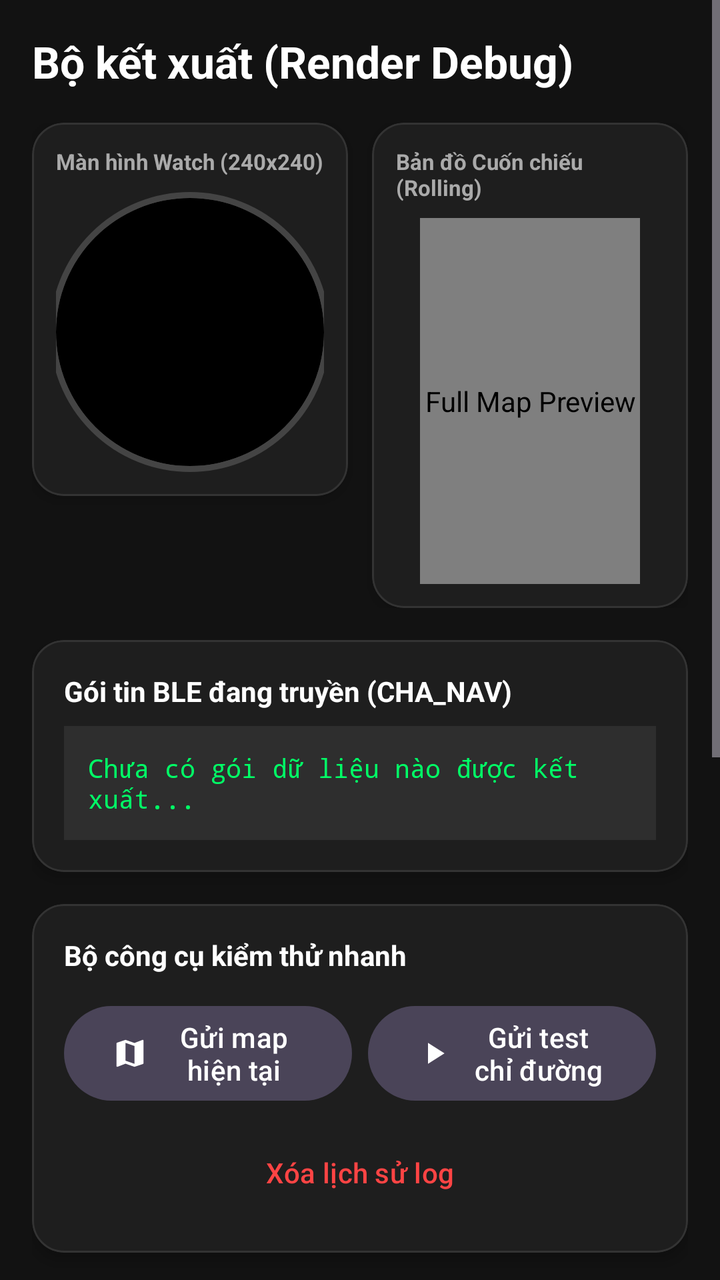
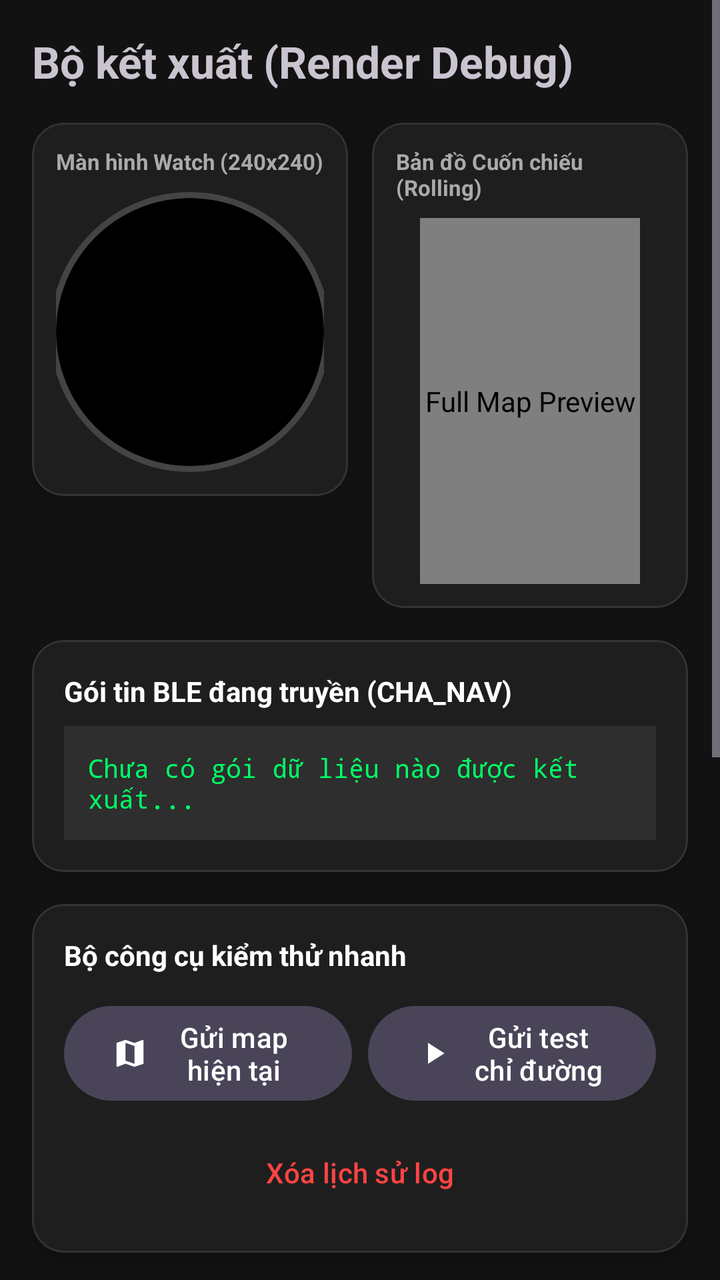

An Android layout rendered at two revisions. The XML below is the earlier revision; the diff shows what the commit changed to produce the second picture.
<!-- AndroidManifest.xml: application theme Theme.TYMAP -->
<!-- res/layout/fragment_render.xml -->
<?xml version="1.0" encoding="utf-8"?>
<ScrollView xmlns:android="http://schemas.android.com/apk/res/android"
    xmlns:app="http://schemas.android.com/apk/res-auto"
    android:layout_width="match_parent"
    android:layout_height="match_parent"
    android:fillViewport="true"
    android:background="#121212">

    <LinearLayout
        android:layout_width="match_parent"
        android:layout_height="wrap_content"
        android:orientation="vertical"
        android:padding="16dp">

        <TextView
            android:layout_width="wrap_content"
            android:layout_height="wrap_content"
            android:text="Bộ kết xuất (Render Debug)"
            android:textColor="#FFFFFF"
            android:textSize="22sp"
            android:textStyle="bold"
            android:layout_marginBottom="16dp"/>

        
        <LinearLayout
            android:layout_width="match_parent"
            android:layout_height="wrap_content"
            android:orientation="horizontal"
            android:layout_marginBottom="16dp"
            android:baselineAligned="false">

            
            <com.google.android.material.card.MaterialCardView
                android:layout_width="0dp"
                android:layout_height="wrap_content"
                android:layout_weight="1"
                android:layout_marginEnd="6dp"
                app:cardCornerRadius="16dp"
                app:cardElevation="4dp"
                app:cardBackgroundColor="#1E1E1E"
                app:strokeWidth="1dp"
                app:strokeColor="#333333">

                <LinearLayout
                    android:layout_width="match_parent"
                    android:layout_height="wrap_content"
                    android:orientation="vertical"
                    android:gravity="center"
                    android:padding="12dp">

                    <TextView
                        android:layout_width="wrap_content"
                        android:layout_height="wrap_content"
                        android:text="Màn hình Watch (240x240)"
                        android:textColor="#AAAAAA"
                        android:textSize="11sp"
                        android:textStyle="bold"
                        android:layout_marginBottom="8dp"/>

                    <FrameLayout
                        android:layout_width="140dp"
                        android:layout_height="140dp"
                        android:background="@drawable/bg_watch_frame"
                        android:padding="3dp">

                        <androidx.cardview.widget.CardView
                            android:layout_width="match_parent"
                            android:layout_height="match_parent"
                            app:cardCornerRadius="70dp"
                            app:cardBackgroundColor="#000000"
                            app:cardElevation="0dp">

                            <FrameLayout
                                android:layout_width="match_parent"
                                android:layout_height="match_parent">

                                
                                <ImageView
                                    android:id="@+id/ivMapPreview"
                                    android:layout_width="match_parent"
                                    android:layout_height="match_parent"
                                    android:scaleType="centerCrop"
                                    android:contentDescription="Map Preview" />

                                
                                <ImageView
                                    android:id="@+id/ivIconPreview"
                                    android:layout_width="32dp"
                                    android:layout_height="32dp"
                                    android:layout_gravity="center"
                                    android:scaleType="fitCenter"
                                    android:contentDescription="Turn Icon Preview" />

                            </FrameLayout>
                        </androidx.cardview.widget.CardView>
                    </FrameLayout>
                </LinearLayout>
            </com.google.android.material.card.MaterialCardView>

            
            <com.google.android.material.card.MaterialCardView
                android:layout_width="0dp"
                android:layout_height="wrap_content"
                android:layout_weight="1"
                android:layout_marginStart="6dp"
                app:cardCornerRadius="16dp"
                app:cardElevation="4dp"
                app:cardBackgroundColor="#1E1E1E"
                app:strokeWidth="1dp"
                app:strokeColor="#333333">

                <LinearLayout
                    android:layout_width="match_parent"
                    android:layout_height="wrap_content"
                    android:orientation="vertical"
                    android:gravity="center"
                    android:padding="12dp">

                    <TextView
                        android:layout_width="wrap_content"
                        android:layout_height="wrap_content"
                        android:text="Bản đồ Cuốn chiếu (Rolling)"
                        android:textColor="#AAAAAA"
                        android:textSize="11sp"
                        android:textStyle="bold"
                        android:layout_marginBottom="8dp"/>

                    <com.example.tymap.ui.CropPreviewImageView
                        android:id="@+id/ivFullMapPreview"
                        android:layout_width="110dp"
                        android:layout_height="183dp"
                        android:background="#000000"
                        android:scaleType="fitXY"
                        android:contentDescription="Full Map Preview" />
                </LinearLayout>
            </com.google.android.material.card.MaterialCardView>

        </LinearLayout>

        
        <com.google.android.material.card.MaterialCardView
            android:layout_width="match_parent"
            android:layout_height="wrap_content"
            android:layout_marginBottom="16dp"
            app:cardCornerRadius="16dp"
            app:cardElevation="4dp"
            app:cardBackgroundColor="#1E1E1E"
            app:strokeWidth="1dp"
            app:strokeColor="#333333">

            <LinearLayout
                android:layout_width="match_parent"
                android:layout_height="wrap_content"
                android:orientation="vertical"
                android:padding="16dp">

                <TextView
                    android:layout_width="wrap_content"
                    android:layout_height="wrap_content"
                    android:text="Gói tin BLE đang truyền (CHA_NAV)"
                    android:textColor="#FFFFFF"
                    android:textSize="14sp"
                    android:textStyle="bold"
                    android:layout_marginBottom="8dp"/>

                <TextView
                    android:id="@+id/tvBlePacketData"
                    android:layout_width="match_parent"
                    android:layout_height="wrap_content"
                    android:background="#2E2E2E"
                    android:padding="12dp"
                    android:text="Chưa có gói dữ liệu nào được kết xuất..."
                    android:textColor="#00FF66"
                    android:fontFamily="monospace"
                    android:textSize="13sp"/>
            </LinearLayout>
        </com.google.android.material.card.MaterialCardView>

        
        <com.google.android.material.card.MaterialCardView
            android:layout_width="match_parent"
            android:layout_height="wrap_content"
            android:layout_marginBottom="16dp"
            app:cardCornerRadius="16dp"
            app:cardElevation="4dp"
            app:cardBackgroundColor="#1E1E1E"
            app:strokeWidth="1dp"
            app:strokeColor="#333333">

            <LinearLayout
                android:layout_width="match_parent"
                android:layout_height="wrap_content"
                android:orientation="vertical"
                android:padding="16dp">

                <TextView
                    android:layout_width="wrap_content"
                    android:layout_height="wrap_content"
                    android:text="Bộ công cụ kiểm thử nhanh"
                    android:textColor="#FFFFFF"
                    android:textSize="14sp"
                    android:textStyle="bold"
                    android:layout_marginBottom="12dp"/>

                <LinearLayout
                    android:layout_width="match_parent"
                    android:layout_height="wrap_content"
                    android:orientation="horizontal"
                    android:layout_marginBottom="8dp">

                    <com.google.android.material.button.MaterialButton
                        android:id="@+id/btnSendCurrentMap"
                        style="@style/Widget.Material3.Button.TonalButton"
                        android:layout_width="0dp"
                        android:layout_height="wrap_content"
                        android:layout_weight="1"
                        android:layout_marginEnd="4dp"
                        android:text="Gửi map hiện tại"
                        app:icon="@drawable/ic_map"
                        app:iconTint="#FFFFFF"
                        android:textColor="#FFFFFF"/>

                    <com.google.android.material.button.MaterialButton
                        android:id="@+id/btnSendDemoNav"
                        style="@style/Widget.Material3.Button.TonalButton"
                        android:layout_width="0dp"
                        android:layout_height="wrap_content"
                        android:layout_weight="1"
                        android:layout_marginStart="4dp"
                        android:text="Gửi test chỉ đường"
                        app:icon="@drawable/ic_play"
                        app:iconTint="#FFFFFF"
                        android:textColor="#FFFFFF"/>
                </LinearLayout>

                <com.google.android.material.button.MaterialButton
                    android:id="@+id/btnClearRenderLogs"
                    style="@style/Widget.Material3.Button.TextButton"
                    android:layout_width="match_parent"
                    android:layout_height="wrap_content"
                    android:text="Xóa lịch sử log"
                    android:textColor="#FF4444"
                    app:iconTint="#FF4444"/>
            </LinearLayout>
        </com.google.android.material.card.MaterialCardView>

        
        <com.google.android.material.card.MaterialCardView
            android:layout_width="match_parent"
            android:layout_height="wrap_content"
            app:cardCornerRadius="16dp"
            app:cardElevation="4dp"
            app:cardBackgroundColor="#1E1E1E"
            app:strokeWidth="1dp"
            app:strokeColor="#333333">

            <LinearLayout
                android:layout_width="match_parent"
                android:layout_height="wrap_content"
                android:orientation="vertical"
                android:padding="16dp">

                <TextView
                    android:layout_width="wrap_content"
                    android:layout_height="wrap_content"
                    android:text="Lịch sử dữ liệu đã gửi (Logs)"
                    android:textColor="#FFFFFF"
                    android:textSize="14sp"
                    android:textStyle="bold"
                    android:layout_marginBottom="8dp"/>

                
                <LinearLayout
                    android:layout_width="match_parent"
                    android:layout_height="wrap_content"
                    android:orientation="horizontal"
                    android:layout_marginBottom="8dp">

                    <com.google.android.material.button.MaterialButton
                        android:id="@+id/btnPauseRenderLog"
                        style="@style/Widget.Material3.Button.TonalButton"
                        android:layout_width="0dp"
                        android:layout_height="wrap_content"
                        android:layout_weight="1"
                        android:layout_marginEnd="4dp"
                        android:text="Tạm dừng cuộn"
                        android:textSize="12sp"
                        app:icon="@drawable/ic_stop"
                        app:iconTint="#FFFFFF"
                        android:textColor="#FFFFFF"/>

                    <com.google.android.material.button.MaterialButton
                        android:id="@+id/btnClearRenderLogsTab"
                        style="@style/Widget.Material3.Button.TonalButton"
                        android:layout_width="0dp"
                        android:layout_height="wrap_content"
                        android:layout_weight="1"
                        android:layout_marginStart="4dp"
                        android:text="Xóa nhật ký"
                        android:textSize="12sp"
                        app:icon="@drawable/ic_delete"
                        app:iconTint="#FFFFFF"
                        android:textColor="#FFFFFF"/>
                </LinearLayout>

                
                <EditText
                    android:id="@+id/etSearchRenderLog"
                    android:layout_width="match_parent"
                    android:layout_height="48dp"
                    android:background="#121212"
                    android:hint="Tìm kiếm nhật ký..."
                    android:textColorHint="#666666"
                    android:textColor="#FFFFFF"
                    android:paddingHorizontal="12dp"
                    android:textSize="14sp"
                    android:layout_marginBottom="8dp"
                    android:drawableStart="@drawable/ic_search"
                    android:drawablePadding="8dp"
                    android:singleLine="true"/>

                <androidx.recyclerview.widget.RecyclerView
                    android:id="@+id/rvRenderLogs"
                    android:layout_width="match_parent"
                    android:layout_height="250dp"
                    android:background="#121212"
                    android:padding="8dp"/>
            </LinearLayout>
        </com.google.android.material.card.MaterialCardView>

    </LinearLayout>
</ScrollView>
<!-- resources referenced by this layout -->
<resources>
  <!-- drawable bg_watch_frame (drawable) -->
  <?xml version="1.0" encoding="utf-8"?>
  <shape xmlns:android="http://schemas.android.com/apk/res/android"
      android:shape="oval">
      <stroke
          android:width="4dp"
          android:color="#444444" />
      <solid android:color="#000000" />
  </shape>
  <!-- drawable ic_delete (drawable) -->
  <vector xmlns:android="http://schemas.android.com/apk/res/android"
      android:width="24dp"
      android:height="24dp"
      android:viewportWidth="24"
      android:viewportHeight="24"
      android:tint="?attr/colorControlNormal">
    <path
        android:fillColor="@android:color/white"
        android:pathData="M6,19c0,1.1 0.9,2 2,2h8c1.1,0 2,-0.9 2,-2V7H6v12zM19,4h-3.5l-1,-1h-5l-1,1H5v2h14V4z"/>
  </vector>
  <!-- drawable ic_map (drawable) -->
  <vector xmlns:android="http://schemas.android.com/apk/res/android"
      android:width="24dp"
      android:height="24dp"
      android:viewportWidth="24"
      android:viewportHeight="24">
    <path
        android:fillColor="@android:color/black"
        android:pathData="M20.5,3l-0.16,0.03L15,5.1L9,3L3.36,4.9c-0.21,0.07 -0.36,0.25 -0.36,0.48V20.5c0,0.28 0.22,0.5 0.5,0.5l0.16,-0.03L9,18.9l6,2.1l5.64,-1.9c0.21,-0.07 0.36,-0.25 0.36,-0.48V3.5c0,-0.28 -0.22,-0.5 -0.5,-0.5zM15,19l-6,-2.11V5l6,2.11V19z"/>
  </vector>
  <!-- drawable ic_play (drawable) -->
  <vector xmlns:android="http://schemas.android.com/apk/res/android"
      android:width="24dp"
      android:height="24dp"
      android:viewportWidth="24"
      android:viewportHeight="24">
    <path
        android:fillColor="@android:color/black"
        android:pathData="M8,5v14l11,-7z"/>
  </vector>
  <!-- drawable ic_search (drawable) -->
  <vector xmlns:android="http://schemas.android.com/apk/res/android"
      android:width="24dp"
      android:height="24dp"
      android:viewportWidth="24"
      android:viewportHeight="24">
    <path
        android:fillColor="#FFffffff"
        android:pathData="M15.5,14h-0.79l-0.28,-0.27C15.41,12.59 16,11.11 16,9.5 16,5.91 13.09,3 9.5,3S3,5.91 3,9.5 5.91,16 9.5,16c1.61,0 3.09,-0.59 4.23,-1.57l0.27,0.28v0.79l5,4.99L20.49,19l-4.99,-5zM9.5,14C7.01,14 5,11.99 5,9.5S7.01,5 9.5,5 14,7.01 14,9.5 11.99,14 9.5,14z"/>
  </vector>
  <!-- drawable ic_stop (drawable) -->
  <vector xmlns:android="http://schemas.android.com/apk/res/android"
      android:width="24dp"
      android:height="24dp"
      android:viewportWidth="24"
      android:viewportHeight="24">
    <path
        android:fillColor="@android:color/black"
        android:pathData="M6,6h12v12H6z"/>
  </vector>
  <style name="Theme.TYMAP" parent="Theme.Material3.Dark.NoActionBar">
          
          <item name="colorPrimary">@color/blue_primary</item>
          <item name="colorOnPrimary">@color/white</item>
  
          
          <item name="android:windowBackground">#121212</item>
          <item name="colorSurface">#1C1C1E</item>
          <item name="colorOnSurface">#FFFFFF</item>
          <item name="colorSurfaceVariant">#2C2C2E</item>
          <item name="colorOnSurfaceVariant">#AEAEB2</item>
  
          
          <item name="android:statusBarColor">#121212</item>
          <item name="android:navigationBarColor">#121212</item>
      </style>
  <color name="blue_primary">#1A73E8</color>
  <color name="white">#FFFFFFFF</color>
</resources>

<!-- the commit's change to res/layout/fragment_render.xml (unified diff, before → after) -->
@@ -4,7 +4,7 @@
     android:layout_width="match_parent"
     android:layout_height="match_parent"
     android:fillViewport="true"
-    android:background="#121212">
+    android:background="@color/colorBackgroundDeep">
 
     <LinearLayout
         android:layout_width="match_parent"
@@ -16,7 +16,7 @@
             android:layout_width="wrap_content"
             android:layout_height="wrap_content"
             android:text="Bộ kết xuất (Render Debug)"
-            android:textColor="#FFFFFF"
+            android:textColor="@color/colorAccentCyan"
             android:textSize="22sp"
             android:textStyle="bold"
             android:layout_marginBottom="16dp"/>
